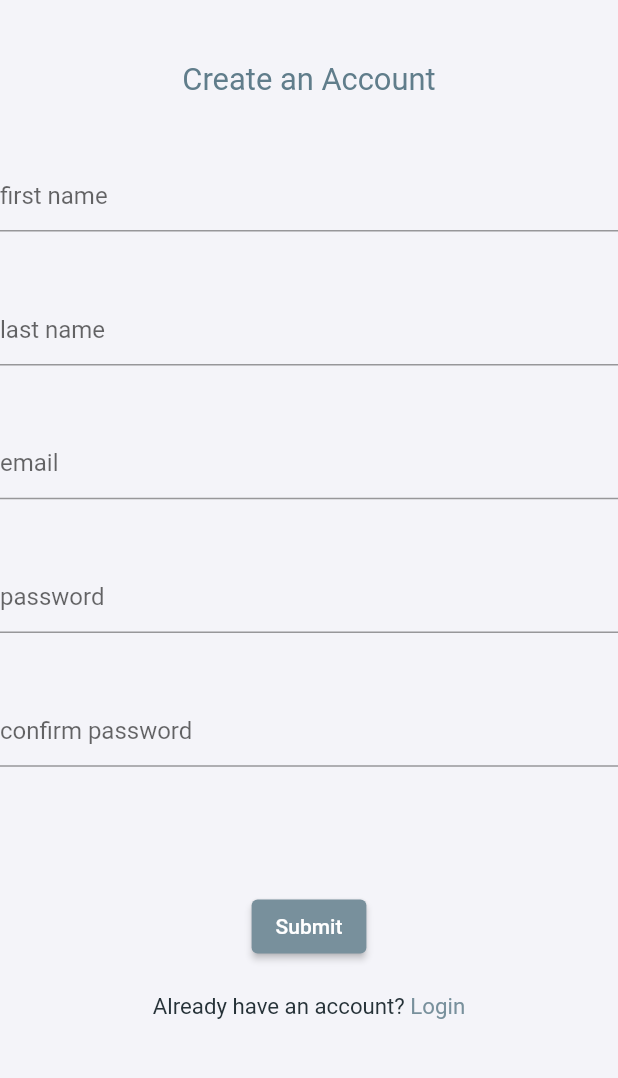
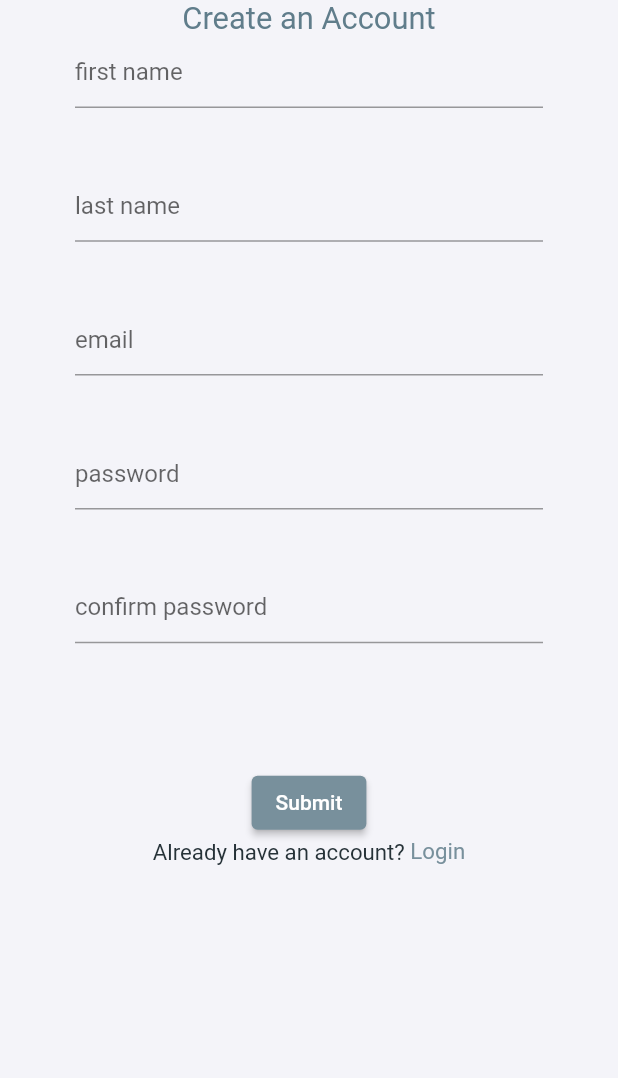
Before and after one commit to JohnnyMcGee/pillager, a Flutter app: the screen it shows after launch, on a phone screen of 412 x 824 dp, the part 84-1162 px from its top. Run offline on Flutter 3.47's test engine with Material 2 defaults, Android fonts, the phone set to English and light mode, and no system bars; our stand-ins replace bloc, cloud_firestore, equatable, firebase_auth, firebase_core, flutter_bloc; accounts and stored records are empty.

Commit message:
Move layout widgets to authentication screen to reduce repeated code in signin/register widgets

```diff
--- a/lib/screens/authentication/authentication.dart
+++ b/lib/screens/authentication/authentication.dart
@@ -31,12 +31,24 @@ class _AuthenticationState extends State<Authentication> {
         ),
         elevation: 0.0,
       ),
-      body: SizedBox(
-        height: size.height,
-        width: size.width,
-        child: showSignIn
-            ? SignIn(toggleSignInForm: toggleSignInForm)
-            : Register(toggleSignInForm: toggleSignInForm),
+      body: SafeArea(
+        child: SingleChildScrollView(
+          child: Row(
+            mainAxisAlignment: MainAxisAlignment.center,
+            children: [
+              Flexible(
+                fit: FlexFit.loose,
+                child: Container(
+                  constraints: const BoxConstraints(maxWidth: 550),
+                  padding: const EdgeInsets.symmetric(horizontal: 50),
+                  child: showSignIn
+                      ? SignIn(toggleSignInForm: toggleSignInForm)
+                      : Register(toggleSignInForm: toggleSignInForm),
+                ),
+              ),
+            ],
+          ),
+        ),
       ),
     );
   }
--- a/lib/widgets/register.dart
+++ b/lib/widgets/register.dart
@@ -25,24 +25,17 @@ class _RegisterState extends State<Register> {
   Widget build(BuildContext context) {
     Size size = MediaQuery.of(context).size;
 
-    return Column(
+    return Form(
+      key: _formKey,
+      child: Column(
         children: [
-        Padding(
-          padding: EdgeInsets.symmetric(vertical: size.height * 0.05),
-          child: Align(
-            child: Text(
+          Text(
             'Create an Account',
             style: TextStyle(
               color: Colors.blueGrey,
               fontSize: size.height * 0.025,
             ),
           ),
-          ),
-        ),
-        Form(
-          key: _formKey,
-          child: Column(
-            children: [
           TextFormField(
             initialValue: '',
             onChanged: (val) {
@@ -101,10 +94,6 @@ class _RegisterState extends State<Register> {
                   confirmPassword: confirmPassword));
             },
           ),
-            ],
-          ),
-        ),
-        SizedBox(height: size.height * .025),
           RichText(
             text: TextSpan(
               children: [
@@ -131,6 +120,7 @@ class _RegisterState extends State<Register> {
             ),
           ),
         ],
+      ),
     );
   }
 }
--- a/lib/widgets/sign_in.dart
+++ b/lib/widgets/sign_in.dart
@@ -20,17 +20,7 @@ class _SignInState extends State<SignIn> {
 
   @override
   Widget build(BuildContext context) {
-    return SafeArea(
-      child: SingleChildScrollView(
-        child: Row(
-          mainAxisAlignment: MainAxisAlignment.center,
-          children: [
-            Flexible(
-              fit: FlexFit.loose,
-              child: Container(
-                constraints: const BoxConstraints(maxWidth: 550),
-                padding: const EdgeInsets.symmetric(horizontal: 50),
-                child: Form(
+    return Form(
       key: _formKey,
       child: Column(
         children: [
@@ -107,12 +97,6 @@ class _SignInState extends State<SignIn> {
           ),
         ],
       ),
-                ),
-              ),
-            ),
-          ],
-        ),
-      ),
     );
   }
 }
```
Lines whose indentation alone changed are shown as unchanged.
